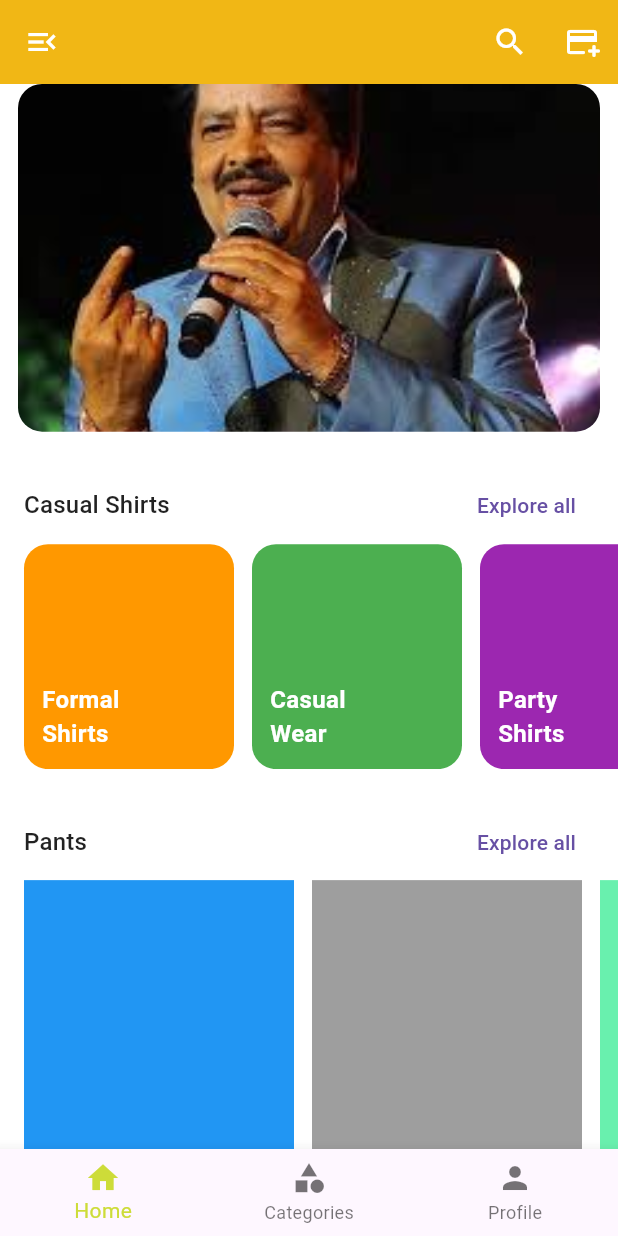
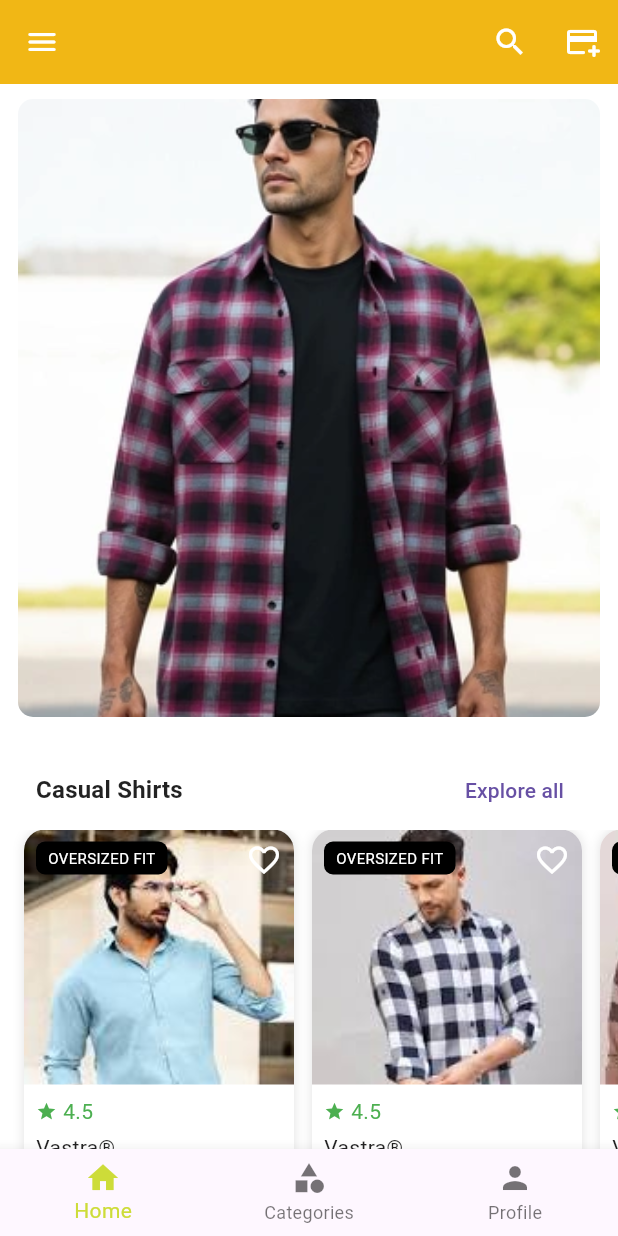
Before and after one commit to priyanshub001/vastraa, a Flutter app: the screen it shows after launch, on a phone screen of 412 x 824 dp. Run offline on Flutter 3.47's test engine with Material 3 defaults, Android fonts, the phone set to English and light mode, and no system bars.

Commit message:
Homepage ui done

```diff
--- a/Frontend_app/lib/HomePage.dart
+++ b/Frontend_app/lib/HomePage.dart
@@ -10,30 +10,94 @@ class _Homepage extends State<Homepage> {
   int _currentBanner = 0;
 
   final List<String> bannerImages = [
-    "assets/banner1.jpeg",
-    "assets/banner2.jpeg",
-    "assets/banner3.jpeg",
+    "assets/shirt1.jpeg",
+    "assets/shirt2.jpeg",
+    "assets/shirt4.jpeg",
   ];
-  final List<Map<String, dynamic>> casualDummy = [
-    {'title': 'Formal\nShirts', 'color': Colors.orange},
-    {'title': 'Casual\nWear', 'color': Colors.green},
-    {'title': 'Party\nShirts', 'color': Colors.purple},
-    {'title': 'Summer\nCollection', 'color': Colors.blue},
+  final List<Map<String, dynamic>> shirts = [
+
+    {
+      'title': 'Formal shirts',
+      'image': "assets/formal.jpeg",
+      'brand':"Vastra®",
+      'rating': 4.5,
+      'price':599,
+      'oldPrice':999,
+      "off": "45% OFF",
+      "tag":"Oversized fit"
+    },
+    {
+      'title': 'Casual shirts',
+      'image': "assets/casual.jpeg",
+      'brand':"Vastra®",
+      'rating': 4.5,
+      'price':699,
+      'oldPrice':999,
+      "off": "45% OFF",
+      "tag":"Oversized fit"
+
+    },
+    {
+      'title': 'Party shirts',
+      'image': "assets/party.jpeg",
+      'brand':"Vastra®",
+      'rating': 4.5,
+      'price':799,
+      'oldPrice':999,
+      "off": "45% OFF",
+      "tag":"Oversized fit"
+
+    },
+    {
+      'title': 'Summer shirts',
+      'image': "assets/summer.jpeg",
+      'brand':"Vastra®",
+      'rating': 4.5,
+      'price':499,
+      'oldPrice':999,
+      "off": "45% OFF",
+      "tag":"Oversized fit"
+
+    },
   ];
 
-  final List <Map<String, dynamic>> pantdummy = [
-    {'title':'baggy\njeans', 'color' : Colors.blue},
-    {'title':'jogger\njeans', 'color' : Colors.grey},
-    {'title':'skinny\njeans', 'color' : Colors.greenAccent}
+  final List <Map<String, dynamic>> pants = [
+
+    {
+      'title': 'Baggy jeans',
+      'image': "assets/baggy.jpeg",
+      'brand':"Vastra®",
+      'rating': 4.5,
+      'price':699,
+      'oldPrice':999,
+      "off": "45% OFF",
+      "tag":"Baggy fit"
+
+    },
+    {
+      'title': 'Jogger ',
+      'image': "assets/jogger.jpeg",
+      'brand':"Vastra®",
+      'rating': 4.5,
+      'price':799,
+      'oldPrice':999,
+      "off": "45% OFF",
+      "tag":"Jogger fit"
+
+    },
+    {
+      'title': 'Skinny',
+      'image': "assets/skinny.jpeg",
+      'brand':"Vastra®",
+      'rating': 4.5,
+      'price':499,
+      'oldPrice':999,
+      "off": "45% OFF",
+      "tag":"Skinny fit"
+
+    },
   ];
 
-  // final List<Map<String, dynamic>> trendingitem = [
-  //   {'title': 'Formal\nShirts', 'color': Colors.orange},
-  //   {'title':'baggy\njeans', 'color' : Colors.blue},
-  //   {'title': 'Party\nShirts', 'color': Colors.purple},
-  //   {'title':'jogger\njeans', 'color' : Colors.grey},
-  //
-  // ];
 
   final List<Map<String, dynamic>> trendingProducts = [
     {
@@ -43,8 +107,10 @@ class _Homepage extends State<Homepage> {
       "rating": 4.4,
       "price": 1699,
       "oldPrice": 3499,
-      "off": "51% OFF"
-    },
+      "off": "51% OFF",
+      "tag":"baggy fit"
+
+},
     {
       "image": "assets/shirt1.jpeg",
       "brand": "Vastra®",
@@ -52,7 +118,9 @@ class _Homepage extends State<Homepage> {
       "rating": 4.2,
       "price": 1499,
       "oldPrice": 2999,
-      "off": "50% OFF"
+      "off": "50% OFF",
+      "tag":"Oversized fit"
+
     },
     {
       'image':'assets/cargo.jpeg',
@@ -61,7 +129,9 @@ class _Homepage extends State<Homepage> {
       'rating':4.3,
       'price':749,
       'oldprice':1299,
-      'off':'70% OFF'
+      'off':'70% OFF',
+      "tag":"Oversized fit"
+
 
     }
   ];
@@ -100,7 +170,7 @@ class _Homepage extends State<Homepage> {
               IconButton(onPressed: () {
                 Scaffold.of(context).openDrawer();
 
-              }, icon: Icon(Icons.menu_open)),
+              }, icon: Icon(Icons.menu_rounded)),
         ),
 
         actions: [
@@ -113,6 +183,7 @@ class _Homepage extends State<Homepage> {
 
         child: Column(
           children: [
+            const SizedBox(height: 10,),
             _buildBanner(),
             const SizedBox(height: 25,),
             _buildCausalShirt(),
@@ -138,7 +209,7 @@ class _Homepage extends State<Homepage> {
       crossAxisAlignment: CrossAxisAlignment.start,
       children: [
         Padding(
-          padding: const EdgeInsets.symmetric(horizontal: 16),
+          padding: const EdgeInsets.symmetric(horizontal: 24),
           child: Row(
             mainAxisAlignment: MainAxisAlignment.spaceBetween,
             children: [
@@ -157,37 +228,16 @@ class _Homepage extends State<Homepage> {
         const SizedBox(height: 2),
 
         SizedBox(
-          height: 150,
+          height: 300,
           child: ListView.builder(
             scrollDirection: Axis.horizontal,
             padding: const EdgeInsets.only(left: 16),
-            itemCount: casualDummy.length,
+            itemCount: shirts.length,
             itemBuilder: (context, index) {
-              final item = casualDummy[index];
-
-              return Container(
-                width: 140,
-                margin: const EdgeInsets.only(right: 12),
-                padding: const EdgeInsets.all(12),
-                decoration: BoxDecoration(
-                  color: item['color'],
-                  borderRadius: BorderRadius.circular(16),
-                ),
-                child: Align(
-                  alignment: Alignment.bottomLeft,
-                  child: Text(
-                    item['title'],
-                    style: const TextStyle(
-                      color: Colors.white,
-                      fontSize: 16,
-                      fontWeight: FontWeight.bold,
-                    ),
-                  ),
-                ),
-              );
+              return _productCard(shirts[index]);
             },
           ),
-        ),
+        )
       ],
     );
   }
@@ -198,7 +248,7 @@ class _Homepage extends State<Homepage> {
     crossAxisAlignment: CrossAxisAlignment.start,
     children: [
       Padding(
-        padding: EdgeInsets.symmetric(horizontal: 16),
+        padding: EdgeInsets.symmetric(horizontal: 24),
         child: Row(
           mainAxisAlignment: MainAxisAlignment.spaceBetween,
           children: [
@@ -209,30 +259,14 @@ class _Homepage extends State<Homepage> {
       ),
       const SizedBox(height: 1,),
       SizedBox(
-        height: 250,
+        height: 300,
         child: ListView.builder(
           scrollDirection: Axis.horizontal,
           padding: const EdgeInsets.only(left: 16),
-          itemCount: pantdummy.length,
-          itemBuilder: (context,index){
-            final item = pantdummy[index];
-            return Container(
-              width: 180,
-              margin: const EdgeInsets.only(right: 12),
-              padding: const EdgeInsets.all(12),
-              decoration: BoxDecoration(
-                color: item['color']
-              ),
-
-              child: Align(
-                alignment: Alignment.bottomLeft,
-                child: Text(
-                  item['title'],
-                ),
-              ),
-            );
-          }
-
+          itemCount: pants.length,
+          itemBuilder: (context, index) {
+            return _productCard(pants[index]);
+          },
         ),
       )
 
@@ -241,133 +275,13 @@ class _Homepage extends State<Homepage> {
 
   }
 
-  // ---------------for product card ----------------------
-
-  Widget _productCard(Map<String, dynamic> item) {
-    return Container(
-      width: 180,
-      margin: const EdgeInsets.only(right: 12),
-      decoration: BoxDecoration(
-        color: Colors.white,
-        borderRadius: BorderRadius.circular(14),
-        boxShadow: [
-          BoxShadow(
-            color: Colors.black12,
-            blurRadius: 6,
-          )
-        ],
-      ),
-      child: Column(
-        crossAxisAlignment: CrossAxisAlignment.start,
-        children: [
-          Stack(
-            children: [
-              ClipRRect(
-                borderRadius: const BorderRadius.vertical(top: Radius.circular(14)),
-                child: Image.asset(
-                  item['image'],
-                  height: 170,
-                  width: double.infinity,
-                  fit: BoxFit.cover,
-                ),
-              ),
-
-              Positioned(
-                top: 8,
-                left: 8,
-                child: Container(
-                  padding: const EdgeInsets.symmetric(horizontal: 8, vertical: 4),
-                  decoration: BoxDecoration(
-                    color: Colors.black,
-                    borderRadius: BorderRadius.circular(6),
-                  ),
-                  child: const Text(
-                    "OVERSIZED FIT",
-                    style: TextStyle(color: Colors.white, fontSize: 10),
-                  ),
-                ),
-              ),
-
-              Positioned(
-                top: 8,
-                right: 8,
-                child: Icon(Icons.favorite_border, color: Colors.white),
-              )
-            ],
-          ),
-
-          Padding(
-            padding: const EdgeInsets.all(8),
-            child: Column(
-              crossAxisAlignment: CrossAxisAlignment.start,
-              children: [
-
-                Row(
-                  children: [
-                    const Icon(Icons.star, size: 14, color: Colors.green),
-                    const SizedBox(width: 4),
-                    Text(item['rating'].toString(),style: TextStyle(color: Colors.green),),
-                  ],
-                ),
-
-                const SizedBox(height: 4),
-
-                Text(
-                  item['brand'],
-                  style: const TextStyle(fontWeight: FontWeight.bold,color: Colors.black),
-                ),
-
-                Text(
-                  item['title'],
-                  maxLines: 2,
-                  overflow: TextOverflow.ellipsis,
-                  style: const TextStyle(fontSize: 13,color: Colors.black),
-                ),
-
-                const SizedBox(height: 6),
-                Row(
-                  children: [
-                    Text(
-                      "₹${item['price']}",
-                      style: const TextStyle(
-                        fontWeight: FontWeight.bold,
-                        color: Colors.black
-                      ),
-                    ),
-                    const SizedBox(width: 6),
-                    Text(
-                      "₹${item['oldPrice']}",
-                      style: const TextStyle(
-                        decoration: TextDecoration.lineThrough,
-                        color: Colors.grey,
-                        fontSize: 12,
-                      ),
-                    ),
-                    const SizedBox(width: 6),
-                    Text(
-                      item['off'],
-                      style: const TextStyle(
-                        color: Colors.green,
-                        fontSize: 12,
-                      ),
-                    ),
-                  ],
-                )
-              ],
-            ),
-          ),
-        ],
-      ),
-    );
-  }
-
 
   Widget _buildTrending() {
     return Column(
      crossAxisAlignment: CrossAxisAlignment.start,
      children: [
        Padding(
-         padding: const EdgeInsets.symmetric(horizontal: 16),
+         padding: const EdgeInsets.symmetric(horizontal: 24),
          child: Row(
            mainAxisAlignment: MainAxisAlignment.spaceBetween,
            children: [
@@ -395,8 +309,8 @@ class _Homepage extends State<Homepage> {
 
 
   Widget _buildBanner() {
-    return AspectRatio(
-      aspectRatio: 16 / 9,
+    return SizedBox(
+      height: MediaQuery.of(context).size.height * 0.50,
       child: PageView.builder(
         controller: _bannerController,
         itemCount: bannerImages.length,
@@ -404,7 +318,7 @@ class _Homepage extends State<Homepage> {
           return Padding(
             padding: const EdgeInsets.symmetric(horizontal: 12),
             child: ClipRRect(
-              borderRadius: BorderRadius.circular(16),
+              borderRadius: BorderRadius.circular(10),
               child: Image.asset(
                 bannerImages[index],
                 fit: BoxFit.cover,
@@ -415,6 +329,7 @@ class _Homepage extends State<Homepage> {
       ),
     );
   }
+
 
 
 
@@ -532,6 +447,128 @@ class _Homepage extends State<Homepage> {
     );
   }
 
+  // ---------------for product card ----------------------
+
+  Widget _productCard(Map<String, dynamic> item) {
+    final theme = Theme.of(context);
+
+    return Container(
+      width: 180,
+      margin: const EdgeInsets.only(right: 12),
+      decoration: BoxDecoration(
+        color: theme.cardColor,
+        borderRadius: BorderRadius.circular(14),
+        boxShadow: [
+          BoxShadow(
+            color: Colors.black12,
+            blurRadius: 6,
+          )
+        ],
+      ),
+      child: Column(
+        crossAxisAlignment: CrossAxisAlignment.start,
+        children: [
+          Stack(
+            children: [
+              ClipRRect(
+                borderRadius: const BorderRadius.vertical(top: Radius.circular(14)),
+                child: Image.asset(
+                  item['image'],
+                  height: 170,
+                  width: double.infinity,
+                  fit: BoxFit.cover,
+                ),
+              ),
+
+              Positioned(
+                top: 8,
+                left: 8,
+                child: Container(
+                  padding: const EdgeInsets.symmetric(horizontal: 8, vertical: 4),
+                  decoration: BoxDecoration(
+                    color: Colors.black,
+                    borderRadius: BorderRadius.circular(6),
+                  ),
+                  child: Text(
+                    item['tag'].toString().toUpperCase(),
+                    style: TextStyle(color: Colors.white, fontSize: 10),
+                  ),
+                ),
+              ),
+
+              Positioned(
+                top: 8,
+                right: 8,
+                child: Icon(Icons.favorite_border, color: Colors.white),
+              )
+            ],
+          ),
+
+          Padding(
+            padding: const EdgeInsets.all(8),
+            child: Column(
+              crossAxisAlignment: CrossAxisAlignment.start,
+              children: [
+
+                Row(
+                  children: [
+                    const Icon(Icons.star, size: 14, color: Colors.green),
+                    const SizedBox(width: 4),
+                    Text(item['rating'].toString(),style: TextStyle(color: Colors.green),),
+                  ],
+                ),
+
+                const SizedBox(height: 4),
+
+                Text(
+                  item['brand'],
+                  style: const TextStyle(fontWeight: FontWeight.normal,),
+                ),
+
+                Text(
+                  item['title'],
+                  maxLines: 2,
+                  overflow: TextOverflow.ellipsis,
+                  style: const TextStyle(fontSize: 13,),
+                ),
+
+                const SizedBox(height: 6),
+                Row(
+                  children: [
+                    Text(
+                      "₹${item['price']}",
+                      style: const TextStyle(
+                          // fontWeight: FontWeight.bold,
+
+                      ),
+                    ),
+                    const SizedBox(width: 6),
+                    Text(
+                      "₹${item['oldPrice']}",
+                      style: const TextStyle(
+                        decoration: TextDecoration.lineThrough,
+                        color: Colors.grey,
+                        fontSize: 12,
+                      ),
+                    ),
+                    const SizedBox(width: 6),
+                    Text(
+                      item['off'],
+                      style: const TextStyle(
+                        color: Colors.green,
+                        fontSize: 12,
+                      ),
+                    ),
+                  ],
+                )
+              ],
+            ),
+          ),
+        ],
+      ),
+    );
+  }
+
 
 
 }
--- a/Frontend_app/lib/theme.dart
+++ b/Frontend_app/lib/theme.dart
@@ -14,6 +14,9 @@ class AppTheme {
       elevation: 4,
     ),
 
+    cardColor: Colors.white,
+
+
     textTheme: TextTheme(
       // for big heading or banner...
       displayLarge: TextStyle(
@@ -29,10 +32,11 @@ class AppTheme {
         color: Colors.black,
       ),
 
+
       //section heading..
       titleMedium: TextStyle(
         fontSize: 16,
-        fontWeight: FontWeight.w500,
+        fontWeight: FontWeight.bold,
         color: Colors.black87,
       ),
 
@@ -57,18 +61,43 @@ class AppTheme {
 
   static ThemeData dark = ThemeData(
     brightness: Brightness.dark,
-    scaffoldBackgroundColor: Colors.black87,
-    primaryColor: Colors.yellow,
+    scaffoldBackgroundColor: const Color(0xFF121212),
 
-    appBarTheme: AppBarTheme(
-      backgroundColor: Colors.yellow,
-      foregroundColor: Colors.black,
+    primaryColor: const Color(0xFFFFC107),
+
+    appBarTheme: const AppBarTheme(
+      backgroundColor: Color(0xFFFFC107),
+      foregroundColor: Colors.white,
+      elevation: 0,
     ),
 
-    textTheme: TextTheme(
-      // Default text ...
+    cardColor: const Color(0xFF1E1E1E),
+
+    textTheme: const TextTheme(
+      displayLarge: TextStyle(
+        fontSize: 32,
+        fontWeight: FontWeight.bold,
+        color: Colors.white,
+      ),
+
+      titleLarge: TextStyle(
+        fontSize: 20,
+        fontWeight: FontWeight.w600,
+        color: Colors.white,
+      ),
+
+      titleMedium: TextStyle(
+        fontSize: 16,
+        fontWeight: FontWeight.w600,
+        color: Colors.white,
+      ),
+
+      bodyLarge: TextStyle(fontSize: 16, color: Colors.white70),
       bodyMedium: TextStyle(fontSize: 14, color: Colors.white),
+      bodySmall: TextStyle(fontSize: 12, color: Colors.white60),
     ),
+
+
 
     elevatedButtonTheme: ElevatedButtonThemeData(
       style: ElevatedButton.styleFrom(
```
Also changed, not shown: Frontend_app/assets/casual.jpeg (added), Frontend_app/assets/formal.jpeg (added), Frontend_app/assets/jogger.jpeg (added), Frontend_app/assets/party.jpeg (added), Frontend_app/assets/skinny.jpeg (added), Frontend_app/assets/summer.jpeg (added).
